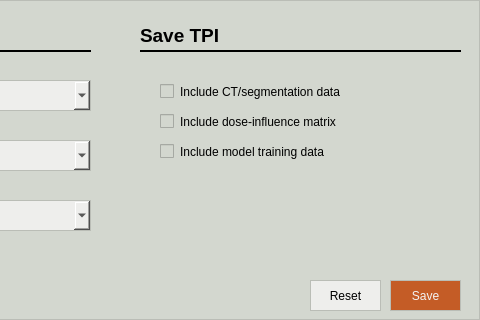
This is pyanno4rt/gui/designs/settings_window.ui in pyanno4rt/pyanno4rt as Qt 5 draws it before an edit; both pictures show x 250 to 730 and y 0 to 320 of the 730 by 320 pixel window. The edited form follows.
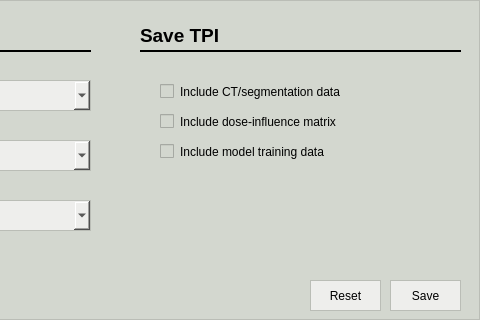
This is the edited form. Icons and pictures are not drawn.

What changed in the file:
```diff
--- a/pyanno4rt/gui/designs/settings_window.ui
+++ b/pyanno4rt/gui/designs/settings_window.ui
@@ -505,8 +505,8 @@
      <cursorShape>PointingHandCursor</cursorShape>
     </property>
     <property name="styleSheet">
-     <string notr="true">color: rgb(243, 243, 243);
-background-color: rgb(196, 92, 38);
+     <string notr="true">color: rgb(0, 0, 0);
+background-color: rgb(238, 238, 236);
 border: 1px solid;
 border-color: rgb(186, 189, 182);</string>
     </property>
```
Left out of the diff: 17 changed lines with no effect on the pictures.
